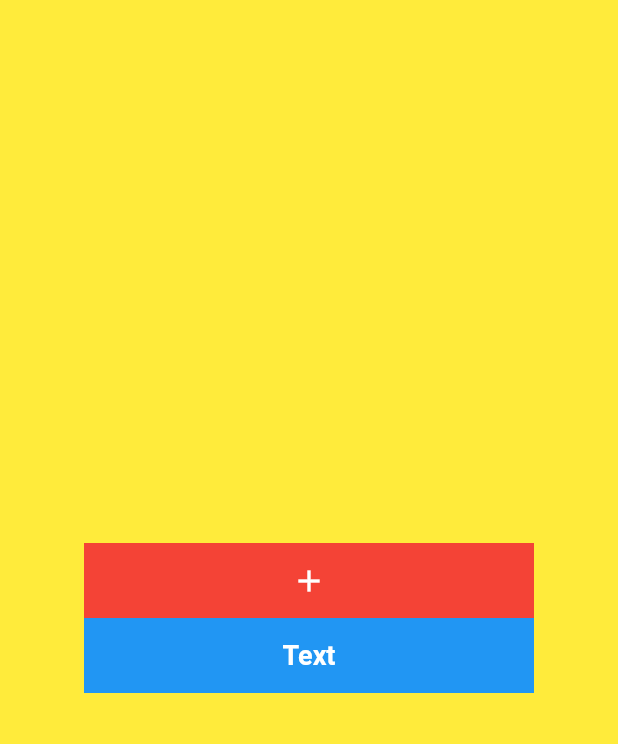
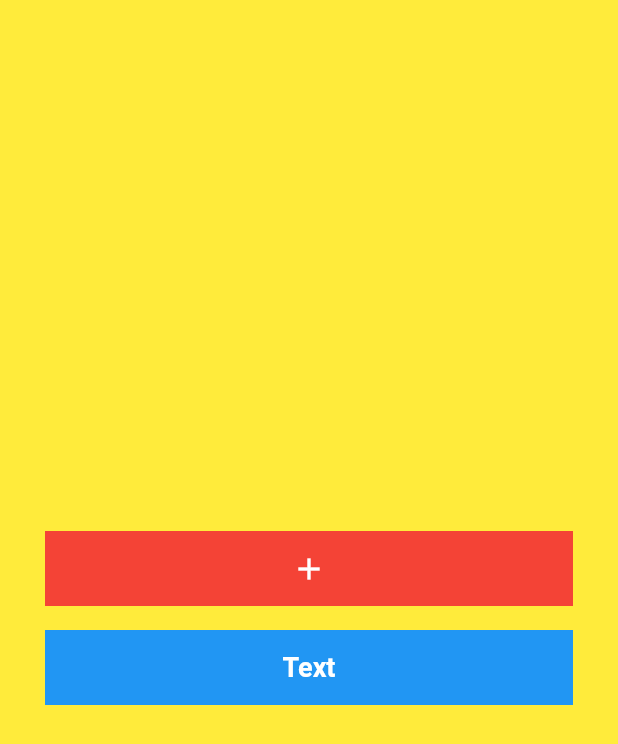
Before and after one commit to jsvitolo/flutter_design_course, a Flutter app: the screen it shows after launch, on a phone screen of 412 x 824 dp. Shown: the top 744 px of the screen. Run offline on Flutter 3.47's test engine with Material 2 defaults, Android fonts, the phone set to English and light mode, and no system bars.

Commit message:
Widget - Padding and SizedBox

```diff
--- a/lib/main.dart
+++ b/lib/main.dart
@@ -32,13 +32,16 @@ class HomeWidget extends StatelessWidget {
 class ButtonIcon extends StatelessWidget {
   @override
   Widget build(BuildContext context) {
-    return Container(
-      width: 300,
+    return Padding(
+      padding: const EdgeInsets.symmetric(vertical: 8, horizontal: 30),
+      child: Container(
+        width: double.infinity,
         height: 50,
         color: Colors.red,
         child: Icon(
           Icons.add,
           color: Colors.white,
+        ),
       ),
     );
   }
@@ -47,8 +50,10 @@ class ButtonIcon extends StatelessWidget {
 class ButtonText extends StatelessWidget {
   @override
   Widget build(BuildContext context) {
-    return Container(
-      width: 300,
+    return Padding(
+      padding: const EdgeInsets.symmetric(vertical: 8, horizontal: 30),
+      child: Container(
+        width: double.infinity,
         height: 50,
         color: Colors.blue,
         alignment: Alignment.center,
@@ -58,6 +63,7 @@ class ButtonText extends StatelessWidget {
               color: Colors.white, fontSize: 18, fontWeight: FontWeight.bold),
           textAlign: TextAlign.center,
         ),
+      ),
     );
   }
 }
```
Lines whose indentation alone changed are shown as unchanged.
